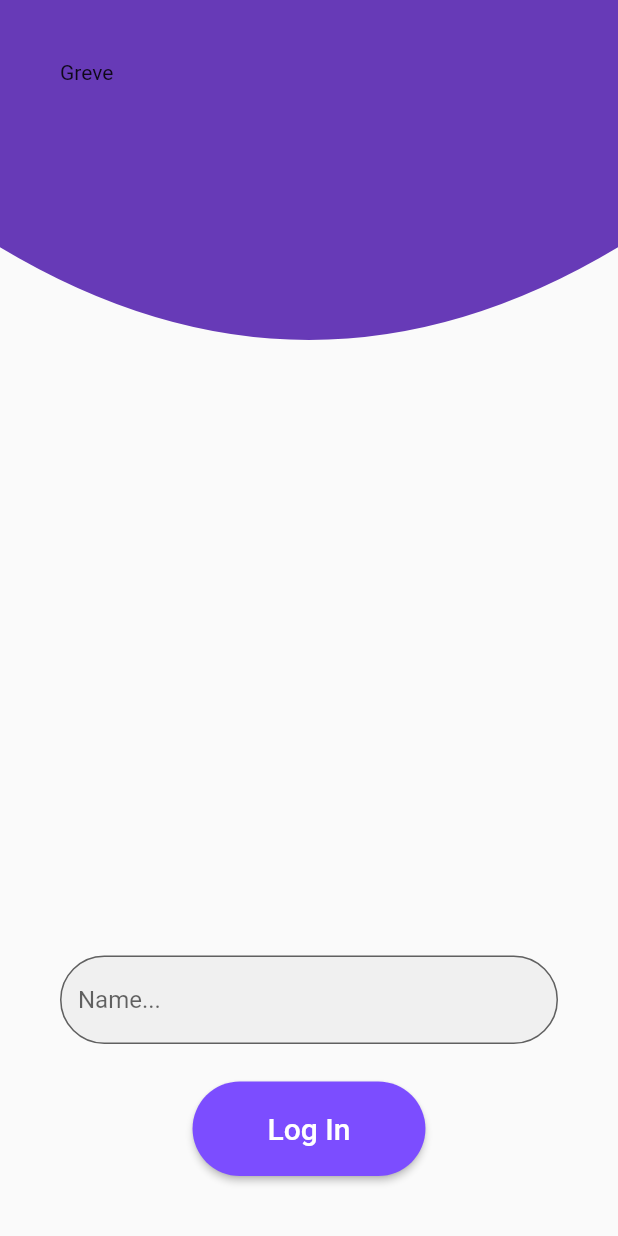
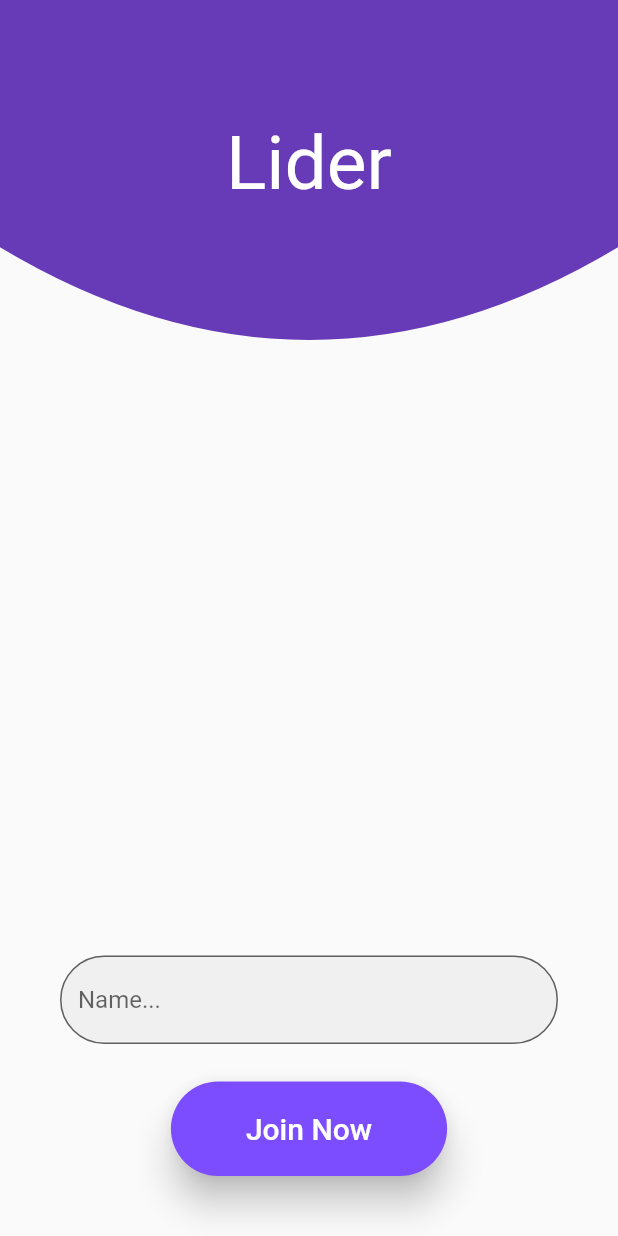
Before and after one commit to NicoTortorici/temp_chats, a Flutter app: the screen it shows after launch, on a phone screen of 412 x 824 dp. Run offline on Flutter 3.47's test engine with Material 2 defaults, Android fonts, the light colour scheme and no system bars.

Commit message:
Improved layout.

```diff
--- a/lib/pages/login_page.dart
+++ b/lib/pages/login_page.dart
@@ -27,10 +27,11 @@ class _LoginPageState extends State<LoginPage> {
           ElevatedButton(
             onPressed: () {},
             child: Text(
-              'Log In',
+              'Join Now',
               style: TextStyle(fontSize: 20),
             ),
             style: ButtonStyle(
+              elevation: MaterialStateProperty.all(10),
               backgroundColor: MaterialStateProperty.all<Color>(
                   Theme.of(context).accentColor),
               shape: MaterialStateProperty.all<RoundedRectangleBorder>(
--- a/lib/widgets/curve_painter.dart
+++ b/lib/widgets/curve_painter.dart
@@ -41,8 +41,16 @@ class CurveWidget extends StatelessWidget {
           child: Column(
             crossAxisAlignment: CrossAxisAlignment.stretch,
             children: [
-              Text(
-                'Greve',
+              Padding(
+                padding: EdgeInsets.only(top: 40),
+                child: Text(
+                  title,
+                  textAlign: TextAlign.center,
+                  style: TextStyle(
+                    fontSize: 50,
+                    color: Colors.white,
+                  ),
+                ),
               ),
               Expanded(
                 child: Container(),
```
